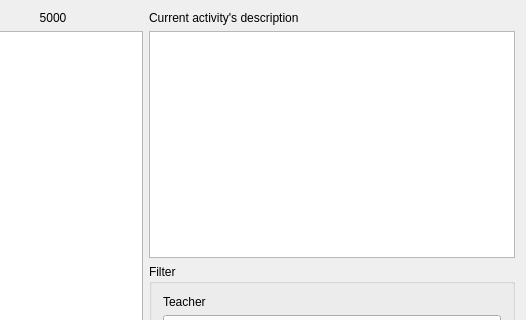
janLo/FET, file src/interface/activitiesform_template.ui: the form before one commit; both pictures show x 234 to 760 and y 0 to 320 of the 760 by 540 pixel window.
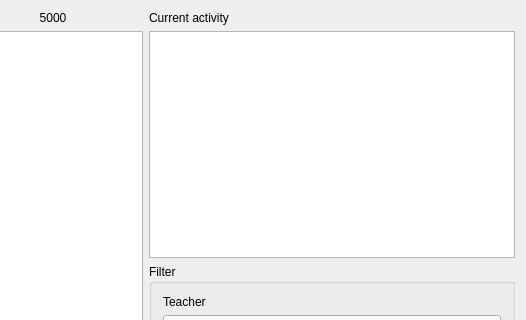
The form after the commit.

What changed in the file:
```diff
--- a/src/interface/activitiesform_template.ui
+++ b/src/interface/activitiesform_template.ui
@@ -47,7 +47,7 @@
    <item row="0" column="1">
     <widget class="QLabel" name="activityDescriptionTextLabel">
      <property name="text">
-      <string>Current activity's description</string>
+      <string>Current activity</string>
      </property>
      <property name="wordWrap">
       <bool>false</bool>
```
